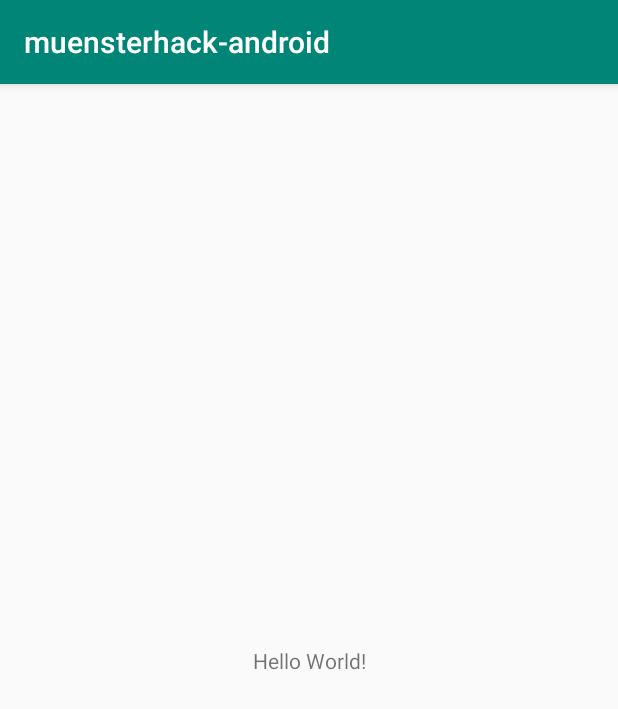
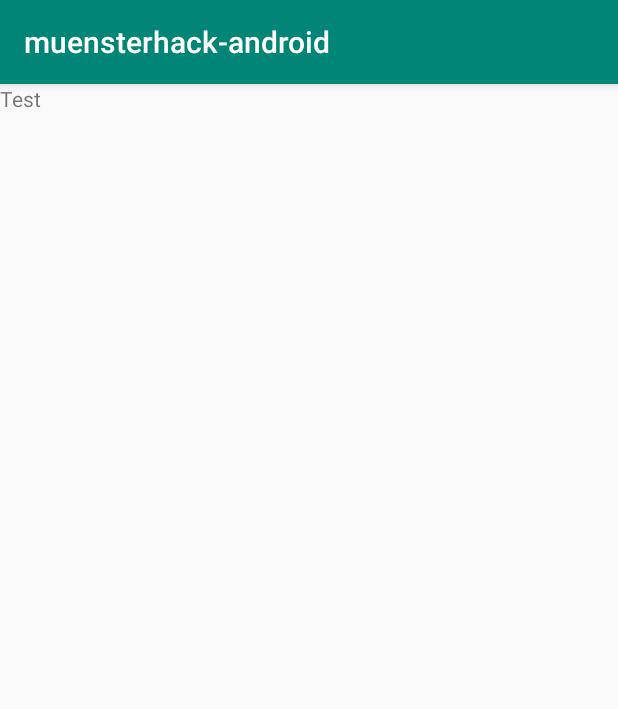
Before and after one commit to taschengeldboerse/muensterhack-android, an Android app: the screen it shows after launch (StartActivity before the commit, MainActivity after it), on a phone screen of 412 x 824 dp. Shown: the top 709 px of the screen. Run offline under Robolectric (Android 15) with nearby library versions, the phone set to English and light mode, and no system bars.

Commit message:
Set up nav controller

```diff
--- a/app/src/main/AndroidManifest.xml
+++ b/app/src/main/AndroidManifest.xml
@@ -9,7 +9,7 @@
         android:roundIcon="@mipmap/ic_launcher_round"
         android:supportsRtl="true"
         android:theme="@style/AppTheme">
-        <activity android:name=".start.StartActivity">
+        <activity android:name=".MainActivity">
             <intent-filter>
                 <action android:name="android.intent.action.MAIN"/>
 
--- a/app/src/main/java/de/muensterhack/start/StartActivity.kt
+++ b/app/src/main/java/de/muensterhack/MainActivity.kt
@@ -1,18 +1,12 @@
-package de.muensterhack.start
+package de.muensterhack
 
 import android.os.Bundle
 import android.support.v7.app.AppCompatActivity
-import de.muensterhack.R
-import org.koin.android.viewmodel.ext.android.viewModel
 
-class StartActivity : AppCompatActivity() {
-
-    private val viewModel: StartViewModel by viewModel()
+class MainActivity : AppCompatActivity() {
 
     override fun onCreate(savedInstanceState: Bundle?) {
         super.onCreate(savedInstanceState)
         setContentView(R.layout.activity_main)
     }
-
-
 }
--- /dev/null
+++ b/app/src/main/java/de/muensterhack/start/StartFragment.kt
@@ -0,0 +1,16 @@
+package de.muensterhack.start
+
+import android.os.Bundle
+import android.support.v4.app.Fragment
+import android.view.LayoutInflater
+import android.view.View
+import android.view.ViewGroup
+import de.muensterhack.R
+
+class StartFragment : Fragment() {
+
+    override fun onCreateView(inflater: LayoutInflater, container: ViewGroup?, savedInstanceState: Bundle?): View? {
+        return inflater.inflate(R.layout.fragment_start, container, false)
+    }
+
+}
--- a/app/src/main/java/de/muensterhack/start/StartModule.kt
+++ b/app/src/main/java/de/muensterhack/start/StartModule.kt
@@ -1,9 +1,7 @@
 package de.muensterhack.start
 
-import org.koin.android.viewmodel.ext.koin.viewModel
 import org.koin.dsl.module.module
 
 val startModule = module {
 
-    viewModel { StartViewModel() }
 }
--- a/app/src/main/res/layout/activity_main.xml
+++ b/app/src/main/res/layout/activity_main.xml
@@ -1,18 +1,10 @@
 <?xml version="1.0" encoding="utf-8"?>
-<android.support.constraint.ConstraintLayout
+<fragment
+    android:id="@+id/my_nav_host_fragment"
     xmlns:android="http://schemas.android.com/apk/res/android"
     xmlns:app="http://schemas.android.com/apk/res-auto"
-    xmlns:tools="http://schemas.android.com/tools"
+    android:name="androidx.navigation.fragment.NavHostFragment"
     android:layout_width="match_parent"
     android:layout_height="match_parent"
-    tools:context=".start.StartActivity">
-
-    <TextView
-        android:layout_width="wrap_content"
-        android:layout_height="wrap_content"
-        android:text="Hello World!"
-        app:layout_constraintBottom_toBottomOf="parent"
-        app:layout_constraintLeft_toLeftOf="parent"
-        app:layout_constraintRight_toRightOf="parent"
-        app:layout_constraintTop_toTopOf="parent"/>
-</android.support.constraint.ConstraintLayout>
+    app:defaultNavHost="true"
+    app:navGraph="@navigation/mobile_navigation"/>
--- /dev/null
+++ b/app/src/main/res/layout/fragment_start.xml
@@ -0,0 +1,14 @@
+<?xml version="1.0" encoding="utf-8"?>
+<android.support.constraint.ConstraintLayout
+    xmlns:android="http://schemas.android.com/apk/res/android"
+    xmlns:app="http://schemas.android.com/apk/res-auto"
+    android:layout_width="match_parent"
+    android:layout_height="match_parent">
+
+    <TextView
+        android:layout_width="wrap_content"
+        android:layout_height="wrap_content"
+        android:text="Test"
+        app:layout_constraintStart_toStartOf="parent"
+        app:layout_constraintTop_toTopOf="parent"/>
+</android.support.constraint.ConstraintLayout>
```
Also changed, not shown: app/src/main/java/de/muensterhack/start/StartViewModel.kt (deleted, +0 -8 lines), app/src/main/res/navigation/mobile_navigation.xml (+11 -2 lines).
